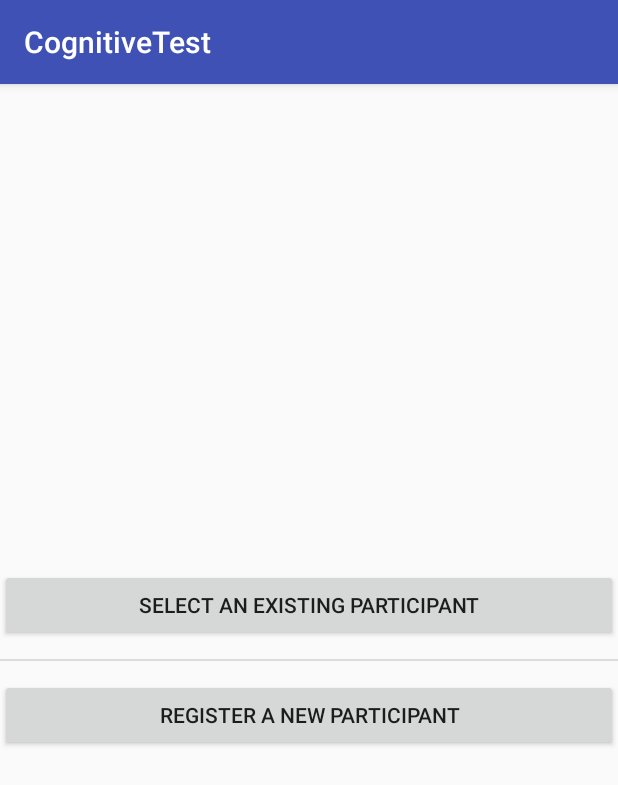
After one commit to mengchaoju/CognitiveTestAndroid, an Android app: the HomeActivity screen opened directly, with no data from a screen before it, on a phone screen of 412 x 824 dp. The commit adds this screen. Shown: the top 785 px of the screen. Run offline under Robolectric (Android 15) with nearby library versions, the phone set to English and light mode, and no system bars.

Commit message:
Update: Homepage

```diff
--- /dev/null
+++ b/app/src/main/java/project/cognitivetest/HomeActivity.java
@@ -0,0 +1,64 @@
+package project.cognitivetest;
+
+import android.content.Intent;
+import android.support.v7.app.AppCompatActivity;
+import android.os.Bundle;
+import android.util.Log;
+import android.view.View;
+import android.widget.Button;
+
+public class HomeActivity extends AppCompatActivity implements View.OnClickListener {
+
+    private Button btn1, btn2;
+    private String staffUsername;
+    private String TAG = "HomeActivity";
+
+    @Override
+    protected void onCreate(Bundle savedInstanceState) {
+        super.onCreate(savedInstanceState);
+        setContentView(R.layout.activity_home);
+
+        initView();
+    }
+
+    private void initView() {
+        btn1 = findViewById(R.id.homepage_button1);
+        btn2 = findViewById(R.id.homepage_button2);
+
+        btn1.setOnClickListener(this);
+        btn2.setOnClickListener(this);
+
+        // Get staff username from the last activity.
+        Intent intent = getIntent();
+        staffUsername = intent.getStringExtra("staffUsername");
+        Log.d(TAG, "homeActivity view initialized.");
+        Log.d(TAG, "staff username: "+staffUsername);
+    }
+
+    public void onClick(View view) {
+        switch (view.getId()) {
+            case R.id.homepage_button1:
+                selectExisting();
+                break;
+            case R.id.homepage_button2:
+                createNew();
+                break;
+        }
+    }
+
+    /**
+     * Dealing with clicking on "select existing participant button."
+     */
+    private void selectExisting() {
+        //TODO
+        Log.d(TAG, "click on select existing participant button");
+    }
+
+    /**
+     * Dealing with clicking on "create a new participant button."
+     */
+    private void createNew() {
+        //TODO
+        Log.d(TAG, "click on create a new participant button.");
+    }
+}
--- /dev/null
+++ b/app/src/main/res/layout/activity_home.xml
@@ -0,0 +1,32 @@
+<?xml version="1.0" encoding="utf-8"?>
+<RelativeLayout xmlns:app="http://schemas.android.com/apk/res-auto"
+    xmlns:tools="http://schemas.android.com/tools"
+    xmlns:android="http://schemas.android.com/apk/res/android"
+    android:layout_width="match_parent"
+    android:layout_height="match_parent"
+    tools:context=".HomeActivity">
+
+    <View
+        android:id="@+id/homepage_divider"
+        android:layout_width="match_parent"
+        android:layout_height="1dp"
+        android:background="?android:attr/listDivider"
+        android:layout_centerVertical="true" />
+
+    <Button
+        android:id="@+id/homepage_button1"
+        android:layout_width="match_parent"
+        android:layout_height="wrap_content"
+        android:layout_alignTop="@+id/homepage_divider"
+        android:layout_marginTop="-60dp"
+        android:text="Select an existing participant" />
+
+    <Button
+        android:id="@+id/homepage_button2"
+        android:layout_width="match_parent"
+        android:layout_height="wrap_content"
+        android:layout_alignBottom="@+id/homepage_divider"
+        android:layout_marginBottom="-60dp"
+        android:text="Register a new participant" />
+
+</RelativeLayout>
```
Also changed, not shown: app/src/main/AndroidManifest.xml (+8 -7 lines), app/src/main/java/project/cognitivetest/login/LoginActivity.java (+15 -4 lines).
